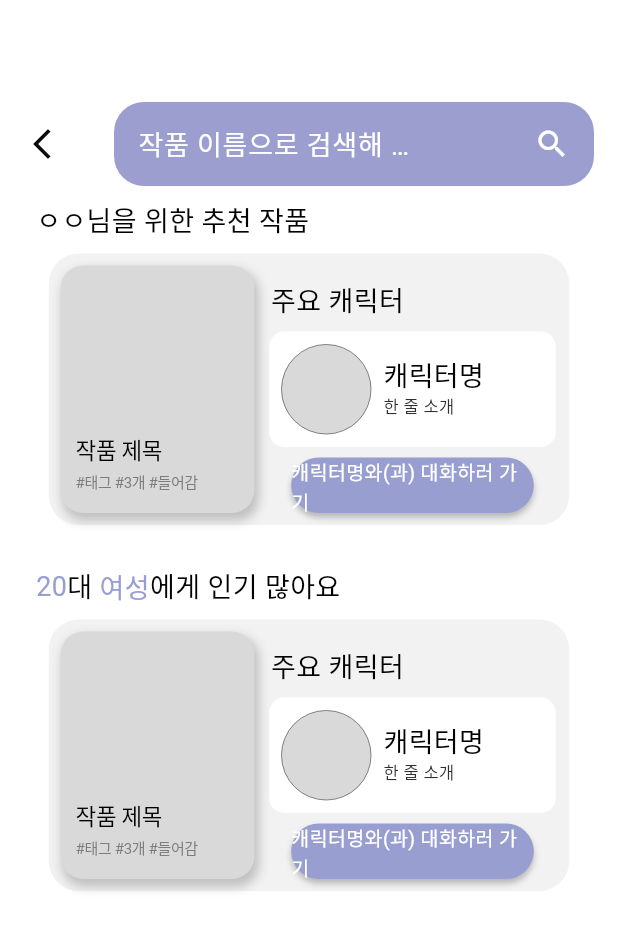
After one commit to siiion/Story-Mate_Frontend, a Flutter app: the BookSearchPage screen opened by its route, on a phone screen of 412 x 824 dp. The commit adds this screen. Shown: the top 930 px of the screen. Run offline on Flutter 3.47's test engine with Material 3 defaults, Android fonts, the phone set to English and light mode, and no system bars; our stand-ins replace flutter_svg, get; Roboto replaces fonts that are missing (Jua).

Commit message:
FEAT: 작품 검색 UI 구현

```diff
--- a/lib/components/custom_app_bar.dart
+++ b/lib/components/custom_app_bar.dart
@@ -1,4 +1,5 @@
 import 'package:flutter/material.dart';
+import 'package:get/get.dart';
 
 class CustomAppBar extends StatelessWidget implements PreferredSizeWidget {
   final String title; // 제목
@@ -15,6 +16,7 @@ class CustomAppBar extends StatelessWidget implements PreferredSizeWidget {
   @override
   Widget build(BuildContext context) {
     return AppBar(
+      automaticallyImplyLeading: false,
       shape: RoundedRectangleBorder(
         borderRadius: BorderRadius.vertical(
           bottom: Radius.circular(20),
@@ -39,10 +41,15 @@ class CustomAppBar extends StatelessWidget implements PreferredSizeWidget {
       actions: [
         Padding(
           padding: const EdgeInsets.only(right: 15, bottom: 10),
-          child: Icon(
-            Icons.search,
-            size: 30,
-            color: Colors.white,
+          child: GestureDetector(
+            onTap: () {
+              Get.toNamed('/book_search'); // 작품 검색 화면으로 이동
+            },
+            child: Icon(
+              Icons.search,
+              size: 30,
+              color: Colors.white,
+            ),
           ),
         ),
       ], // 오른쪽 아이콘들
--- /dev/null
+++ b/lib/components/recommend_card_item.dart
@@ -0,0 +1,148 @@
+import 'package:flutter/material.dart';
+import 'package:storymate/components/custom_card.dart';
+import 'package:storymate/components/theme.dart';
+
+class RecommendCardItem extends StatelessWidget {
+  final String title;
+  final String tag;
+  final String character;
+  final String characterIntro;
+
+  const RecommendCardItem({
+    super.key,
+    required this.title,
+    required this.tag,
+    required this.character,
+    required this.characterIntro,
+  });
+
+  @override
+  Widget build(BuildContext context) {
+    return Container(
+      width: 347,
+      height: 181,
+      decoration: ShapeDecoration(
+        color: Color(0xFFF2F2F2),
+        shape: RoundedRectangleBorder(
+          borderRadius: BorderRadius.circular(20),
+        ),
+      ),
+      child: Padding(
+        padding: const EdgeInsets.all(8.0),
+        child: Row(
+          children: [
+            CustomCard(title: title, tags: tag),
+            Padding(
+              padding: const EdgeInsets.only(top: 10, left: 10),
+              child: Column(
+                crossAxisAlignment: CrossAxisAlignment.center,
+                mainAxisAlignment: MainAxisAlignment.spaceBetween,
+                children: [
+                  Padding(
+                    padding: const EdgeInsets.only(right: 100),
+                    child: Text(
+                      '주요 캐릭터',
+                      style: TextStyle(
+                        color: Colors.black,
+                        fontSize: 18,
+                        fontFamily: 'Jua',
+                        fontWeight: FontWeight.w400,
+                      ),
+                    ),
+                  ),
+                  // 주요 캐릭터 소개
+                  Container(
+                    width: 191,
+                    height: 77,
+                    decoration: ShapeDecoration(
+                      color: Colors.white,
+                      shape: RoundedRectangleBorder(
+                        borderRadius: BorderRadius.circular(10),
+                      ),
+                    ),
+                    child: Padding(
+                      padding: const EdgeInsets.all(8.0),
+                      child: Row(
+                        children: [
+                          // 캐릭터 사진
+                          Container(
+                            width: 60,
+                            height: 60,
+                            decoration: ShapeDecoration(
+                              color: Color(0xFFD9D9D9),
+                              shape: OvalBorder(
+                                side: BorderSide(width: 0.30),
+                              ),
+                            ),
+                          ),
+                          // 캐릭터명
+                          Padding(
+                            padding: const EdgeInsets.all(8.0),
+                            child: Column(
+                              crossAxisAlignment: CrossAxisAlignment.start,
+                              children: [
+                                Text(
+                                  character,
+                                  style: TextStyle(
+                                    color: Colors.black,
+                                    fontSize: 18,
+                                    fontFamily: 'Jua',
+                                    fontWeight: FontWeight.w400,
+                                  ),
+                                ),
+                                // 한 줄 소개
+                                Text(
+                                  characterIntro,
+                                  style: TextStyle(
+                                    color: Color(0xFF303030),
+                                    fontSize: 11,
+                                    fontFamily: 'Jua',
+                                    fontWeight: FontWeight.w400,
+                                  ),
+                                ),
+                              ],
+                            ),
+                          ),
+                        ],
+                      ),
+                    ),
+                  ),
+                  // 대화하기 버튼
+                  Container(
+                    width: 161.80,
+                    height: 37,
+                    decoration: ShapeDecoration(
+                      color: AppTheme.primaryColor,
+                      shape: RoundedRectangleBorder(
+                        borderRadius: BorderRadius.circular(30),
+                      ),
+                      shadows: [
+                        BoxShadow(
+                          color: Color(0x3F000000),
+                          blurRadius: 3,
+                          offset: Offset(0, 3),
+                          spreadRadius: 0,
+                        )
+                      ],
+                    ),
+                    child: Center(
+                      child: Text(
+                        '$character와(과) 대화하러 가기',
+                        style: TextStyle(
+                          color: Colors.white,
+                          fontSize: 13,
+                          fontFamily: 'Jua',
+                          fontWeight: FontWeight.w400,
+                        ),
+                      ),
+                    ),
+                  ),
+                ],
+              ),
+            ),
+          ],
+        ),
+      ),
+    );
+  }
+}
--- a/lib/routes/app_routes.dart
+++ b/lib/routes/app_routes.dart
@@ -2,6 +2,7 @@
 
 import 'package:get/get.dart';
 import 'package:storymate/views/book_list_page.dart';
+import 'package:storymate/views/book_search_page.dart';
 import 'package:storymate/views/home_page.dart';
 
 class AppRoutes {
@@ -17,5 +18,10 @@ class AppRoutes {
       name: '/book_list',
       page: () => BookListPage(),
     ),
+    // 작품 검색 화면
+    GetPage(
+      name: '/book_search',
+      page: () => BookSearchPage(),
+    ),
   ];
 }
--- /dev/null
+++ b/lib/view_models/book_list_controller.dart
@@ -0,0 +1,8 @@
+import 'package:get/get.dart';
+
+class BookListController extends GetxController {
+  // 이전 화면으로 이동
+  void goBack() {
+    Get.back();
+  }
+}
--- /dev/null
+++ b/lib/view_models/book_search_controller.dart
@@ -0,0 +1,37 @@
+import 'package:flutter/widgets.dart';
+import 'package:get/get.dart';
+
+class BookSearchController extends GetxController {
+  // 뒤로 가기
+  void goBack() {
+    Get.back();
+  }
+
+  // 검색어 입력 controller
+  final TextEditingController searchController = TextEditingController();
+
+  // 검색 결과를 관리하는 상태 변수
+  RxList<Map<String, String>> searchResults = <Map<String, String>>[].obs;
+
+  // 추천 작품 (샘플 데이터)
+  final List<Map<String, String>> allBooks = [
+    {"title": "작품 제목 1", "tags": "#태그1 #태그2"},
+    {"title": "작품 제목 2", "tags": "#태그3 #태그4"},
+    {"title": "작품 제목 3", "tags": "#태그5 #태그6"},
+    {"title": "작품 제목 4", "tags": "#태그7 #태그8"},
+  ];
+
+  // 검색 기능
+  void searchBooks(String query) {
+    if (query.isEmpty) {
+      // 검색어가 비어있으면 결과 초기화
+      searchResults.clear();
+    } else {
+      // 검색어에 따라 결과 필터링
+      searchResults.value = allBooks
+          .where((book) =>
+              book["title"]!.toLowerCase().contains(query.toLowerCase()))
+          .toList();
+    }
+  }
+}
--- a/lib/views/book_list_page.dart
+++ b/lib/views/book_list_page.dart
@@ -3,12 +3,15 @@ import 'package:get/get.dart';
 import 'package:storymate/components/custom_app_bar.dart';
 import 'package:storymate/components/custom_card.dart';
 import 'package:storymate/components/theme.dart';
+import 'package:storymate/view_models/book_list_controller.dart';
 
 class BookListPage extends StatelessWidget {
   const BookListPage({super.key});
 
   @override
   Widget build(BuildContext context) {
+    final BookListController controller = Get.put(BookListController());
+
     // 카테고리 정보 받기
     final String category = Get.arguments ?? 'Unknown Category';
 
@@ -26,9 +29,14 @@ class BookListPage extends StatelessWidget {
       appBar: CustomAppBar(
         leading: Padding(
           padding: const EdgeInsets.only(bottom: 10),
-          child: Icon(
-            Icons.arrow_back_ios_new,
-            color: Colors.white,
+          child: GestureDetector(
+            onTap: () {
+              controller.goBack();
+            },
+            child: Icon(
+              Icons.arrow_back_ios_new,
+              color: Colors.white,
+            ),
           ),
         ),
         title: category,
--- /dev/null
+++ b/lib/views/book_search_page.dart
@@ -0,0 +1,214 @@
+import 'package:flutter/material.dart';
+import 'package:get/get.dart';
+import 'package:storymate/components/custom_card.dart';
+import 'package:storymate/components/recommend_card_item.dart';
+import 'package:storymate/components/theme.dart';
+import 'package:storymate/view_models/book_search_controller.dart';
+
+class BookSearchPage extends StatelessWidget {
+  const BookSearchPage({super.key});
+
+  @override
+  Widget build(BuildContext context) {
+    final BookSearchController controller = Get.put(BookSearchController());
+
+    return Scaffold(
+      backgroundColor: AppTheme.backgroundColor,
+      body: Padding(
+        padding: const EdgeInsets.symmetric(horizontal: 16, vertical: 66),
+        child: Column(
+          children: [
+            SizedBox(
+              height: 60,
+              child: Row(
+                mainAxisAlignment: MainAxisAlignment.spaceBetween,
+                children: [
+                  // 뒤로 가기 버튼
+                  GestureDetector(
+                    onTap: () {
+                      controller.goBack();
+                    },
+                    child: Icon(
+                      Icons.arrow_back_ios_new,
+                      color: Color(0xff090A0A),
+                    ),
+                  ),
+                  Container(
+                    width: 320,
+                    height: 56,
+                    decoration: ShapeDecoration(
+                      color: Color(0xFF9B9ECF),
+                      shape: RoundedRectangleBorder(
+                        borderRadius: BorderRadius.circular(20),
+                      ),
+                    ),
+                    child: Padding(
+                      padding: const EdgeInsets.symmetric(horizontal: 16),
+                      child: Row(
+                        mainAxisAlignment: MainAxisAlignment.spaceBetween,
+                        children: [
+                          // 작품 검색창
+                          SizedBox(
+                            width: 200,
+                            child: TextField(
+                              style: TextStyle(
+                                color: Colors.white,
+                                fontSize: 18,
+                                fontFamily: 'Jua',
+                                fontWeight: FontWeight.w400,
+                              ),
+                              controller: controller.searchController,
+                              decoration: InputDecoration(
+                                hintText: '작품 이름으로 검색해 보세요',
+                                hintStyle: TextStyle(
+                                  color: Colors.white,
+                                  fontSize: 18,
+                                  fontFamily: 'Jua',
+                                  fontWeight: FontWeight.w400,
+                                ),
+                                border: InputBorder.none,
+                              ),
+                              onChanged: (query) {
+                                controller.searchBooks(query); // 검색 호출
+                              },
+                            ),
+                          ),
+                          // 검색 버튼
+                          GestureDetector(
+                            onTap: () {
+                              controller.searchBooks(
+                                  controller.searchController.text);
+                            },
+                            child: Icon(
+                              Icons.search,
+                              color: Colors.white,
+                            ),
+                          ),
+                        ],
+                      ),
+                    ),
+                  ),
+                ],
+              ),
+            ),
+            // 검색 결과
+            Obx(
+              () => controller.searchResults.isNotEmpty
+                  ? Expanded(
+                      child: ListView.builder(
+                        itemCount: controller.searchResults.length,
+                        itemBuilder: (context, index) {
+                          final result = controller.searchResults[index];
+                          return Padding(
+                            padding: const EdgeInsets.symmetric(vertical: 8.0),
+                            child: CustomCard(
+                              title: result['title']!,
+                              tags: result['tags']!,
+                            ),
+                          );
+                        },
+                      ),
+                    )
+                  : Expanded(
+                      child: ListView(
+                        children: [
+                          // 추천 작품
+                          Column(
+                            crossAxisAlignment: CrossAxisAlignment.start,
+                            mainAxisAlignment: MainAxisAlignment.start,
+                            children: [
+                              Padding(
+                                padding: const EdgeInsets.all(8.0),
+                                child: Text(
+                                  'ㅇㅇ님을 위한 추천 작품',
+                                  style: TextStyle(
+                                    color: Colors.black,
+                                    fontSize: 18,
+                                    fontFamily: 'Jua',
+                                    fontWeight: FontWeight.w400,
+                                  ),
+                                ),
+                              ),
+                              Center(
+                                child: RecommendCardItem(
+                                  title: '작품 제목',
+                                  tag: '#태그 #3개 #들어감',
+                                  character: '캐릭터명',
+                                  characterIntro: '한 줄 소개',
+                                ),
+                              ),
+                            ],
+                          ),
+                          SizedBox(
+                            height: 20,
+                          ),
+                          // 추천 작품
+                          Column(
+                            crossAxisAlignment: CrossAxisAlignment.start,
+                            mainAxisAlignment: MainAxisAlignment.start,
+                            children: [
+                              Padding(
+                                padding: const EdgeInsets.all(8.0),
+                                child: Row(
+                                  children: [
+                                    // 사용자의 연령대
+                                    Text(
+                                      '20',
+                                      style: TextStyle(
+                                        color: AppTheme.primaryColor,
+                                        fontSize: 18,
+                                        fontFamily: 'Jua',
+                                        fontWeight: FontWeight.w400,
+                                      ),
+                                    ),
+                                    Text(
+                                      '대 ',
+                                      style: TextStyle(
+                                        color: Colors.black,
+                                        fontSize: 18,
+                                        fontFamily: 'Jua',
+                                        fontWeight: FontWeight.w400,
+                                      ),
+                                    ),
+                                    // 사용자의 성별
+                                    Text(
+                                      '여성',
+                                      style: TextStyle(
+                                        color: AppTheme.primaryColor,
+                                        fontSize: 18,
+                                        fontFamily: 'Jua',
+                                        fontWeight: FontWeight.w400,
+                                      ),
+                                    ),
+                                    Text(
+                                      '에게 인기 많아요',
+                                      style: TextStyle(
+                                        color: Colors.black,
+                                        fontSize: 18,
+                                        fontFamily: 'Jua',
+                                        fontWeight: FontWeight.w400,
+                                      ),
+                                    ),
+                                  ],
+                                ),
+                              ),
+                              Center(
+                                child: RecommendCardItem(
+                                  title: '작품 제목',
+                                  tag: '#태그 #3개 #들어감',
+                                  character: '캐릭터명',
+                                  characterIntro: '한 줄 소개',
+                                ),
+                              ),
+                            ],
+                          ),
+                        ],
+                      ),
+                    ),
+            ),
+          ],
+        ),
+      ),
+    );
+  }
+}
```
